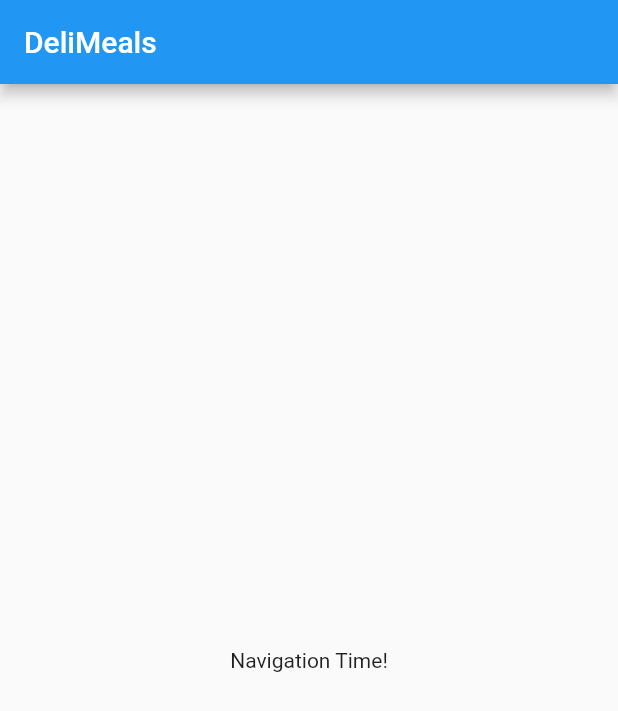
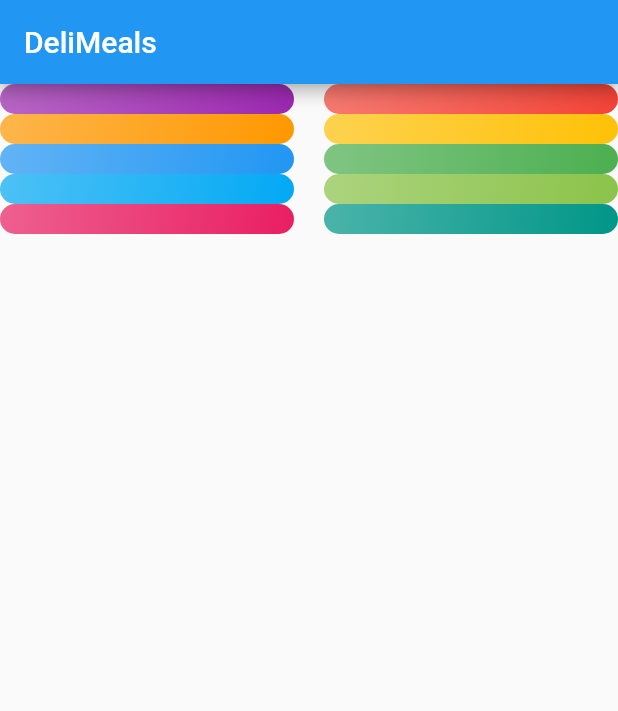
Before and after one commit to fqingyu/Meal-app-by-flutter, a Flutter app: the screen it shows after launch, on a phone screen of 412 x 824 dp. Shown: the top 711 px of the screen. Run offline on Flutter 3.47's test engine with Material 2 defaults, Android fonts, the phone set to English and light mode, and no system bars.

Commit message:
temp save

```diff
--- /dev/null
+++ b/lib/categories_screen.dart
@@ -0,0 +1,29 @@
+import 'package:flutter/material.dart';
+
+import './dummy_data.dart';
+import './models/category_item.dart';
+
+class CategoriesScreen extends StatelessWidget {
+  @override
+  Widget build(BuildContext context) {
+    return Scaffold(
+      appBar: AppBar(
+        title: Text('DeliMeals'),
+      ),
+      body: GridView(
+        children: DUMMY_CATEGORIES
+            .map((categoryData) => CategoryItem(
+                  categoryData.title,
+                  categoryData.color,
+                ))
+            .toList(),
+        gridDelegate: SliverGridDelegateWithMaxCrossAxisExtent(
+          maxCrossAxisExtent: 200,
+          childAspectRatio: 3 / 2,
+          crossAxisSpacing: 20,
+          mainAxisExtent: 20,
+        ),
+      ),
+    );
+  }
+}
--- /dev/null
+++ b/lib/dummy_data.dart
@@ -0,0 +1,56 @@
+import 'package:flutter/material.dart';
+
+import './models/category.dart';
+
+const DUMMY_CATEGORIES = const [
+  Category(
+    id: 'c1',
+    title: 'Italian',
+    color: Colors.purple,
+  ),
+  Category(
+    id: 'c2',
+    title: 'Quick & Easy',
+    color: Colors.red,
+  ),
+  Category(
+    id: 'c3',
+    title: 'Hamburgers',
+    color: Colors.orange,
+  ),
+  Category(
+    id: 'c4',
+    title: 'German',
+    color: Colors.amber,
+  ),
+  Category(
+    id: 'c5',
+    title: 'Light & Lovely',
+    color: Colors.blue,
+  ),
+  Category(
+    id: 'c6',
+    title: 'Exotic',
+    color: Colors.green,
+  ),
+  Category(
+    id: 'c7',
+    title: 'Breakfast',
+    color: Colors.lightBlue,
+  ),
+  Category(
+    id: 'c8',
+    title: 'Asian',
+    color: Colors.lightGreen,
+  ),
+  Category(
+    id: 'c9',
+    title: 'French',
+    color: Colors.pink,
+  ),
+  Category(
+    id: 'c10',
+    title: 'Summer',
+    color: Colors.teal,
+  ),
+];
--- a/lib/main.dart
+++ b/lib/main.dart
@@ -1,4 +1,5 @@
 import 'package:flutter/material.dart';
+import './categories_screen.dart';
 
 void main() {
   runApp(MyApp());
@@ -8,34 +9,11 @@ class MyApp extends StatelessWidget {
   @override
   Widget build(BuildContext context) {
     return MaterialApp(
-      title: 'Meal App',
+      title: 'DeliMeals',
       theme: ThemeData(
         primarySwatch: Colors.blue,
       ),
-      home: MyHomePage(title: 'Meal App'),
+      home: CategoriesScreen(),
     );
   }
 }
-
-class MyHomePage extends StatefulWidget {
-  MyHomePage({Key key, this.title}) : super(key: key);
-
-  final String title;
-
-  @override
-  _MyHomePageState createState() => _MyHomePageState();
-}
-
-class _MyHomePageState extends State<MyHomePage> {
-  @override
-  Widget build(BuildContext context) {
-    return Scaffold(
-      appBar: AppBar(
-        title: Text('DeliMeals'),
-      ),
-      body: Center(
-        child: Text('Navigation Time!'),
-      ),
-    );
-  }
-}
--- /dev/null
+++ b/lib/models/category.dart
@@ -0,0 +1,13 @@
+import 'package:flutter/material.dart';
+
+class Category {
+  final String id;
+  final String title;
+  final Color color;
+
+  const Category({
+    @required this.id,
+    @required this.title,
+    this.color = Colors.orange,
+  });
+}
--- /dev/null
+++ b/lib/models/category_item.dart
@@ -0,0 +1,27 @@
+import 'package:flutter/material.dart';
+
+class CategoryItem extends StatelessWidget {
+  final String title;
+  final Color color;
+
+  CategoryItem(this.title, this.color);
+
+  @override
+  Widget build(BuildContext context) {
+    return Container(
+      padding: const EdgeInsets.all(100),
+      child: Text(title),
+      decoration: BoxDecoration(
+        gradient: LinearGradient(
+          colors: [
+            color.withOpacity(0.7),
+            color,
+          ],
+          begin: Alignment.topLeft,
+          end: Alignment.bottomRight,
+        ),
+        borderRadius: BorderRadius.circular(15),
+      ),
+    );
+  }
+}
```
Also changed, not shown: 1 other file.
